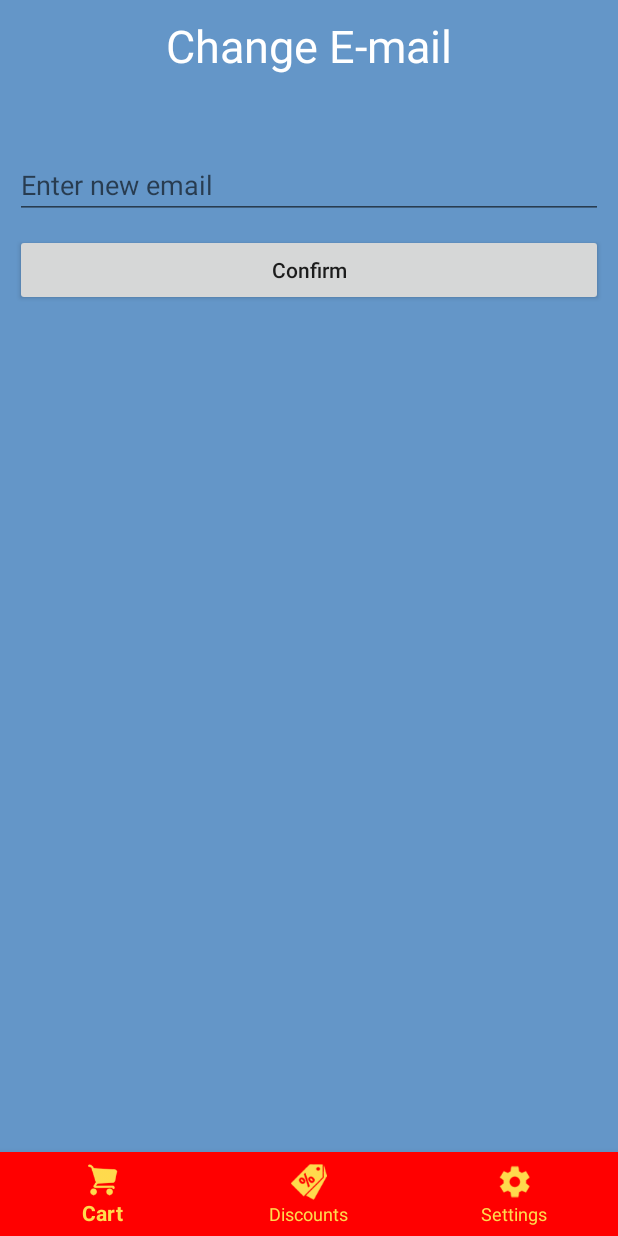
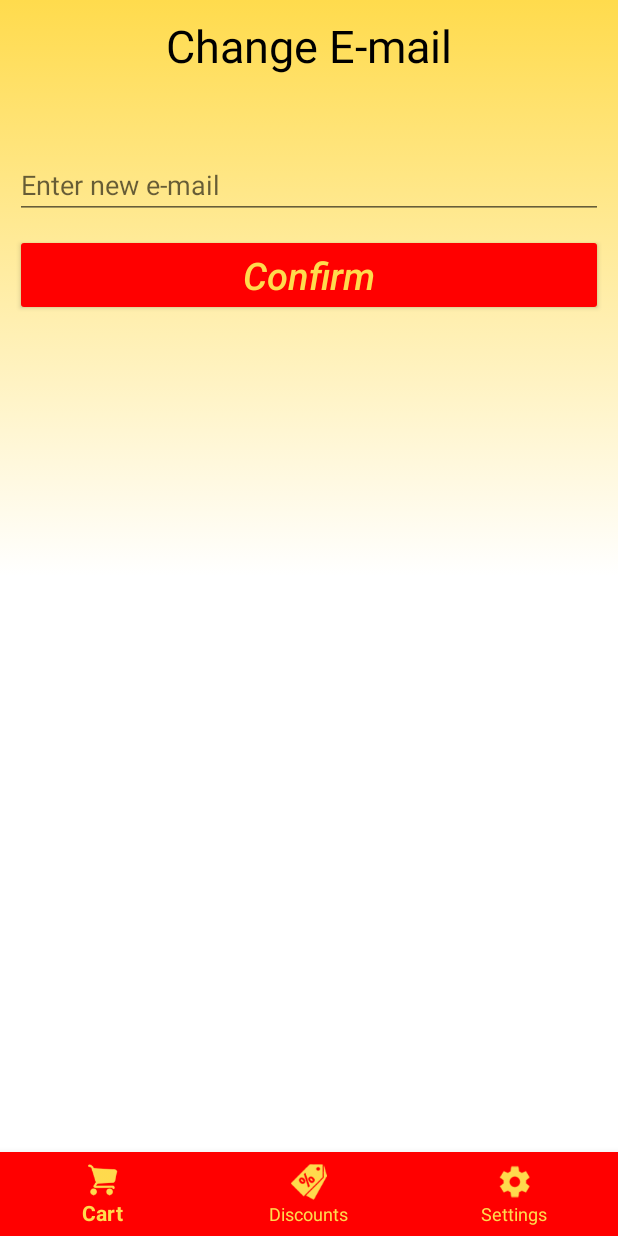
Before and after one commit to tamirmo/S-mart, an Android app: the fragment ChangeEmailFragment placed in its activity, on a phone screen of 412 x 824 dp. Run offline under Robolectric (Android 15) with nearby library versions, the phone set to English and light mode, and no system bars.

Commit message:
* Changed Setting Fragment * Changed change Credit/E-mail/Password Fragments

```diff
--- a/Client/Shopper/app/src/main/res/layout/activity_login.xml
+++ b/Client/Shopper/app/src/main/res/layout/activity_login.xml
@@ -35,7 +35,7 @@
                 android:layout_height="wrap_content"
                 android:layout_alignParentStart="true"
                 android:layout_alignParentTop="true"
-                android:layout_marginTop="30dp"
+                android:layout_marginTop="48dp"
                 android:hint="@string/email_edit_text_title"
                 android:inputType="textEmailAddress"
                 android:textColor="@android:color/black"
@@ -47,7 +47,7 @@
                 android:layout_height="wrap_content"
                 android:layout_alignParentStart="true"
                 android:layout_alignParentTop="true"
-                android:layout_marginTop="110dp"
+                android:layout_marginTop="131dp"
                 android:hint="@string/password_edit_text_title"
                 android:inputType="textPassword"
                 android:textColor="@android:color/black"
@@ -59,7 +59,7 @@
                 android:layout_height="wrap_content"
                 android:layout_alignParentBottom="true"
                 android:layout_alignParentStart="true"
-                android:layout_marginBottom="173dp"
+                android:layout_marginBottom="148dp"
                 android:text="@string/log_in_btn_text"
                 android:textAlignment="center"
                 android:textAllCaps="false"
--- a/Client/Shopper/app/src/main/res/layout/change_email_fragment.xml
+++ b/Client/Shopper/app/src/main/res/layout/change_email_fragment.xml
@@ -2,7 +2,7 @@
 <FrameLayout xmlns:android="http://schemas.android.com/apk/res/android"
     android:layout_width="match_parent"
     android:layout_height="match_parent"
-    android:background="@color/app_background_color"
+    android:background="@drawable/s_mart_background"
     android:id="@+id/main_layout">
 
     <LinearLayout
@@ -15,7 +15,8 @@
             android:layout_width="wrap_content"
             android:layout_height="wrap_content"
             android:text="@string/change_email_header"
-            style="@style/header" />
+            style="@style/header"
+            android:textColor="@android:color/black"/>
 
         <EditText
             android:id="@+id/edit_email_edit_text"
@@ -26,6 +27,7 @@
             android:layout_marginRight="10dp"
             android:hint="@string/change_email_hint"
             android:inputType="textEmailAddress"
+            android:textColor="@android:color/black"
             android:maxLines="1"
             android:lines="1"
             android:singleLine="true"/>
@@ -36,7 +38,11 @@
             android:id="@+id/confirm_btn"
             android:text="@string/confirm_btn_text"
             android:layout_margin="10dp"
-            android:textAllCaps="false"/>
+            android:textAllCaps="false"
+            android:textColor="@color/s_mart_titles_color"
+            android:textSize="25sp"
+            android:textStyle="italic"
+            android:theme="@style/AnimatedButton"/>
     </LinearLayout>
 
     <LinearLayout
@@ -56,8 +62,8 @@
             android:id="@+id/loading_game_text"
             android:layout_width="wrap_content"
             android:layout_height="wrap_content"
-            android:text="@string/changing_settings_progress_dialog_text"
+            android:text="@string/changing_email_progress_dialog_text"
             android:textSize="30sp"
-            android:textColor="@color/app_text_color"/>
+            android:textColor="@android:color/black"/>
     </LinearLayout>
 </FrameLayout>
--- a/Client/Shopper/app/src/main/res/values/strings.xml
+++ b/Client/Shopper/app/src/main/res/values/strings.xml
@@ -3,14 +3,14 @@
 
     <string name="connecting">Loading...</string>
     <string name="connection_err">Connection error</string>
-    <string name="log_in_err">Log in failed, wrong password or email</string>
+    <string name="log_in_err">Login failed, wrong password or e-mail</string>
     <string name="discounts_menu_title">Discounts</string>
     <string name="cart_menu_title">Cart</string>
     <string name="settings_menu_title">Settings</string>
     <string name="home_menu_title">Home</string>
     <string name="map_menu_title">Map</string>
 
-    <string name="email_edit_text_title">Enter Email</string>
+    <string name="email_edit_text_title">Enter E-mail</string>
     <string name="password_edit_text_title">Enter Password</string>
     <string name="log_in_btn_text">Login</string>
 
@@ -47,23 +47,24 @@
     <string name="change_credit_header">Change Credit Card</string>
     <string name="notifications_settings_header">Notifications Settings</string>
 
-    <string name="change_email_hint">Enter new email</string>
+    <string name="change_email_hint">Enter new e-mail</string>
     <string name="change_credit_hint">Enter new credit</string>
     <string name="old_password_hint">Enter old password</string>
     <string name="new_password_hint">Enter new password</string>
     <string name="confirm_btn_text">Confirm</string>
 
-    <string name="email_changed_dialog_text">Email changed successfully</string>
+    <string name="email_changed_dialog_text">E-mail changed successfully</string>
     <string name="password_changed_dialog_text">Password changed successfully</string>
     <string name="credit_changed_dialog_text">Credit changed successfully</string>
     <string name="password_change_dialog_err">Password not changed, Try again.</string>
-    <string name="email_change_dialog_err">Email not changed, Try again.</string>
+    <string name="email_change_dialog_err">E-mail not changed, Try again.</string>
     <string name="credit_change_dialog_err">Credit not changed, Try again.</string>
 
-    <string name="changing_settings_progress_dialog_text">Working on it</string>
+    <string name="changing_email_progress_dialog_text">Changing E-mail...</string>
+    <string name="changing_password_progress_dialog_text">Changing Password...</string>
+    <string name="changing_card_progress_dialog_text">Changing Credit Card...</string>
 
-    <string name="active_discounts_switch_header">Active discounts</string>
-    <string name="offline_discounts_switch_header">Offline discounts</string>
+    <string name="active_discounts_switch_header">Active Discounts</string>
     <string name="vibration_switch_header">Vibration</string>
     <string name="sound_switch_header">Sound</string>
 </resources>
```
Also changed, not shown: Client/Shopper/app/src/main/res/layout/change_credit_fragment.xml (+12 -6 lines), Client/Shopper/app/src/main/res/layout/change_password_fragment.xml (+20 -12 lines), Client/Shopper/app/src/main/res/layout/notification_settings_fragment.xml (+8 -17 lines).
